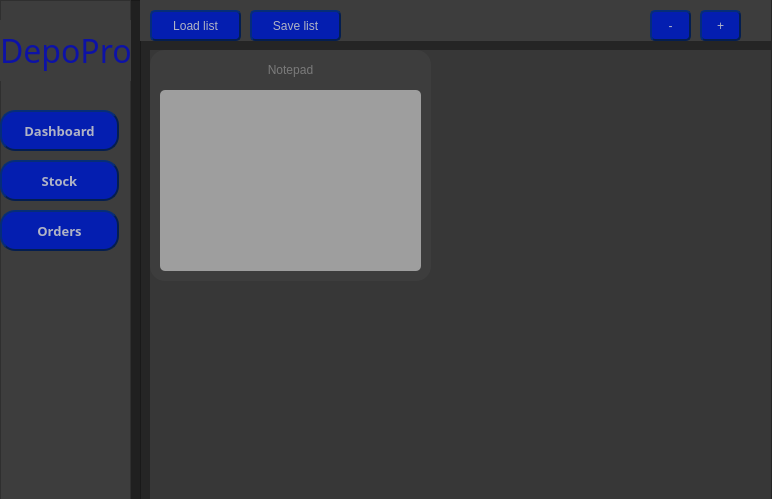
First picture: the form in DepoPro/DepoPro.ui, repository AlexOfRivia/DepoPro, before the edit.
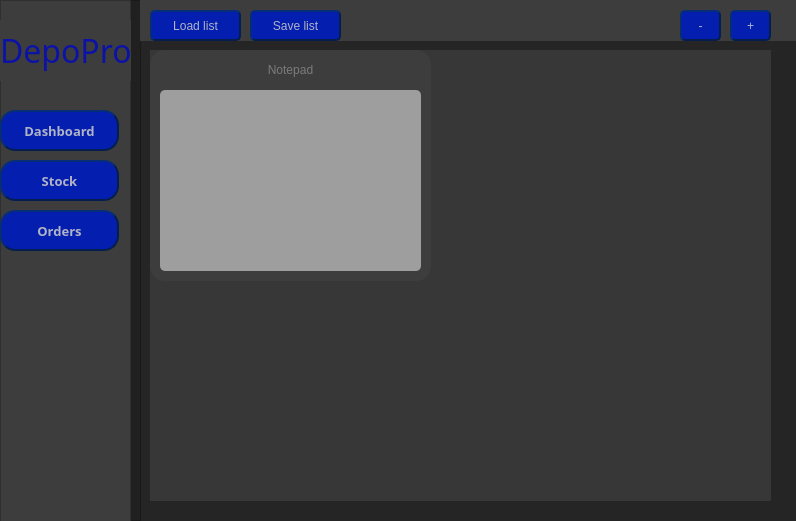
Second picture: the form after the edit.

What changed in the file:
```diff
--- a/DepoPro/DepoPro.ui
+++ b/DepoPro/DepoPro.ui
@@ -6,8 +6,8 @@
    <rect>
     <x>0</x>
     <y>0</y>
-    <width>772</width>
-    <height>499</height>
+    <width>796</width>
+    <height>521</height>
    </rect>
   </property>
   <property name="windowTitle">
@@ -29,7 +29,7 @@
       <x>0</x>
       <y>0</y>
       <width>141</width>
-      <height>501</height>
+      <height>521</height>
      </rect>
     </property>
     <property name="styleSheet">
@@ -50,7 +50,7 @@
        <x>0</x>
        <y>0</y>
        <width>131</width>
-       <height>511</height>
+       <height>541</height>
       </rect>
      </property>
      <property name="styleSheet">
@@ -284,7 +284,7 @@
      <rect>
       <x>140</x>
       <y>0</y>
-      <width>631</width>
+      <width>661</width>
       <height>41</height>
      </rect>
     </property>
@@ -304,7 +304,7 @@
     <widget class="QPushButton" name="addButton">
      <property name="geometry">
       <rect>
-       <x>560</x>
+       <x>590</x>
        <y>10</y>
        <width>41</width>
        <height>31</height>
@@ -345,7 +345,7 @@
     <widget class="QPushButton" name="removeButton">
      <property name="geometry">
       <rect>
-       <x>510</x>
+       <x>540</x>
        <y>10</y>
        <width>41</width>
        <height>31</height>
```
